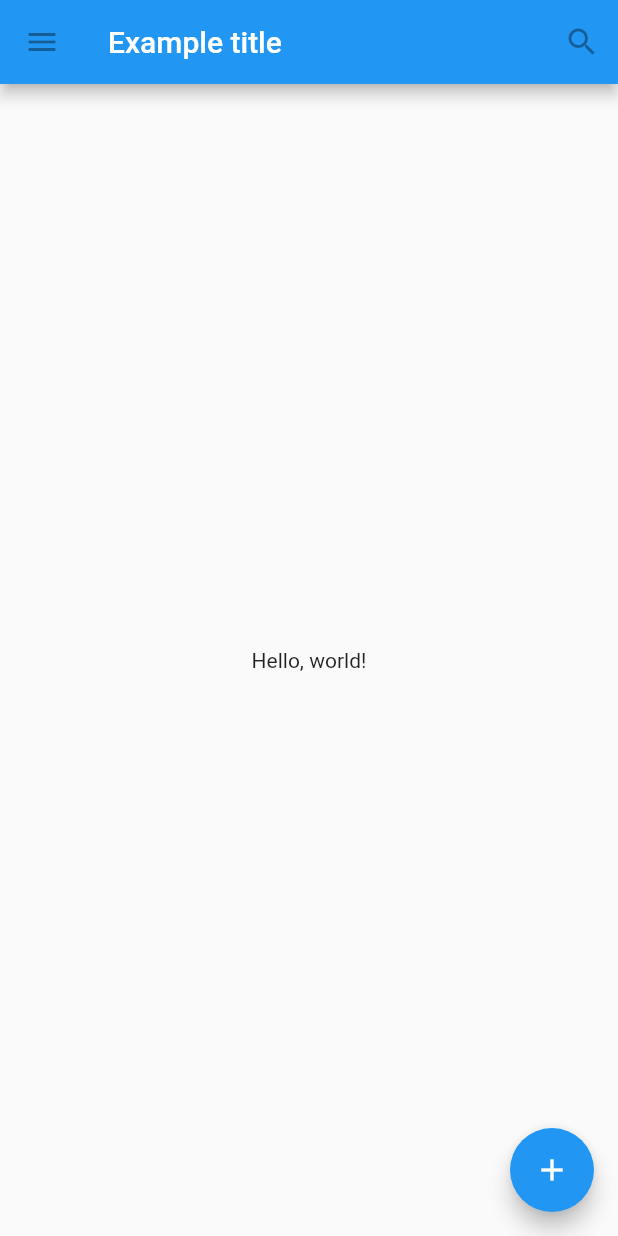
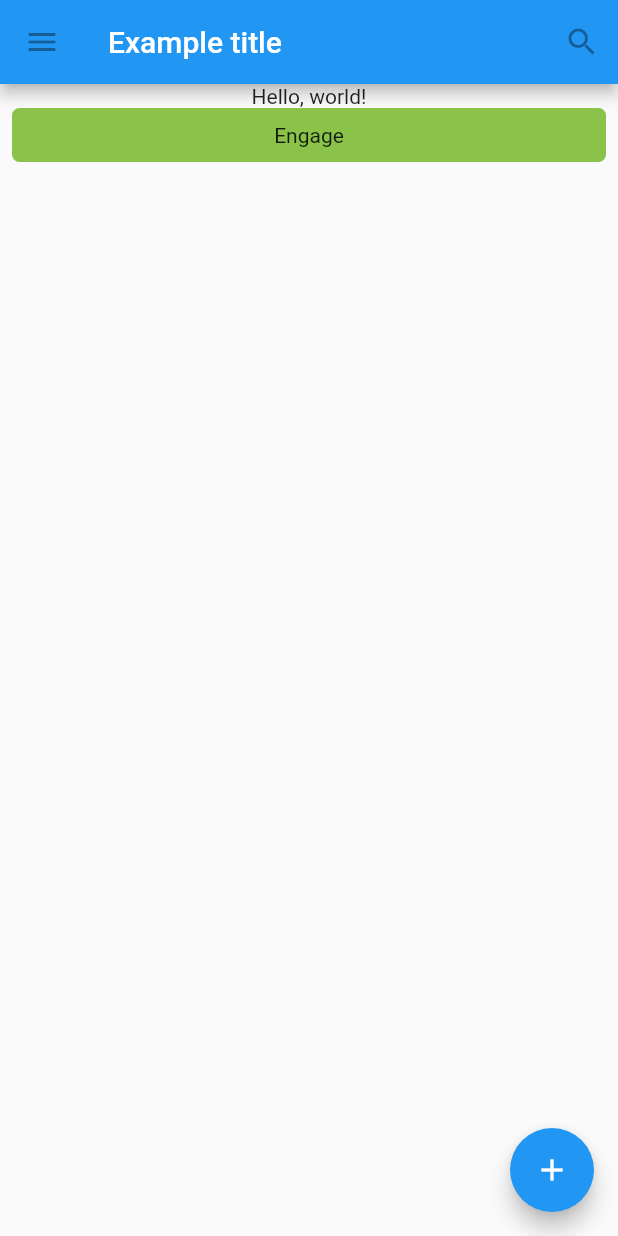
Before and after one commit to hyejin-1010/flutter-study, a Flutter app: the screen it shows after launch, on a phone screen of 412 x 824 dp. Run offline on Flutter 3.47's test engine with Material 2 defaults, Android fonts, the light colour scheme and no system bars.

Commit message:
feat: using MyButton Widget

```diff
--- a/widget_test/lib/main.dart
+++ b/widget_test/lib/main.dart
@@ -23,8 +23,13 @@ class TutorialHome extends StatelessWidget {
               icon: Icon(Icons.search), tooltip: 'Search', onPressed: null),
         ],
       ),
-      body: Center(
-        child: Text('Hello, world!'),
+      body: Column(
+        children: <Widget>[
+          Center(
+            child: Text('Hello, world!'),
+          ),
+          MyButton()
+        ],
       ),
       floatingActionButton: FloatingActionButton(
         tooltip: 'Add',
```
